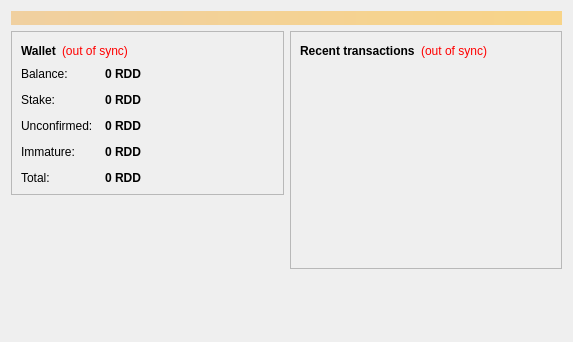
First picture: the form in src/qt/forms/overviewpage.ui, repository Cannacoin-Project/Cannacoin, before the edit.
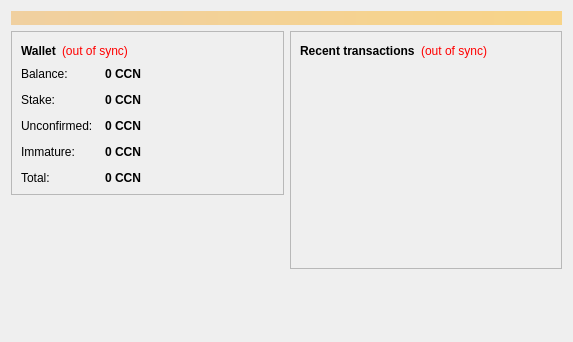
Second picture: the form after the edit. Icons and pictures are not drawn.

The edit to the form file:
```diff
--- a/src/qt/forms/overviewpage.ui
+++ b/src/qt/forms/overviewpage.ui
@@ -122,7 +122,7 @@
                <string>Your current balance</string>
               </property>
               <property name="text">
-               <string notr="true">0 RDD</string>
+               <string notr="true">0 CCN</string>
               </property>
               <property name="textInteractionFlags">
                <set>Qt::LinksAccessibleByMouse|Qt::TextSelectableByKeyboard|Qt::TextSelectableByMouse</set>
@@ -151,7 +151,7 @@
                <string>Total of coins that were staked and do not yet count toward the current balance</string>
               </property>
               <property name="text">
-               <string notr="true">0 RDD</string>
+               <string notr="true">0 CCN</string>
               </property>
               <property name="textInteractionFlags">
                <set>Qt::LinksAccessibleByMouse|Qt::TextSelectableByKeyboard|Qt::TextSelectableByMouse</set>
@@ -180,7 +180,7 @@
                <string>Total of transactions that have yet to be confirmed, and do not yet count toward the current balance</string>
               </property>
               <property name="text">
-               <string notr="true">0 RDD</string>
+               <string notr="true">0 CCN</string>
               </property>
               <property name="textInteractionFlags">
                <set>Qt::LinksAccessibleByMouse|Qt::TextSelectableByKeyboard|Qt::TextSelectableByMouse</set>
@@ -206,7 +206,7 @@
                <string>Mined balance that has not yet matured</string>
               </property>
               <property name="text">
-               <string notr="true">0 RDD</string>
+               <string notr="true">0 CCN</string>
               </property>
               <property name="textInteractionFlags">
                <set>Qt::LinksAccessibleByMouse|Qt::TextSelectableByKeyboard|Qt::TextSelectableByMouse</set>
@@ -232,7 +232,7 @@
                <string>Your current total balance</string>
               </property>
               <property name="text">
-               <string notr="true">0 RDD</string>
+               <string notr="true">0 CCN</string>
               </property>
               <property name="textInteractionFlags">
                <set>Qt::LinksAccessibleByMouse|Qt::TextSelectableByKeyboard|Qt::TextSelectableByMouse</set>
```
Left out of the diff: 4 changed lines with no effect on the pictures.
